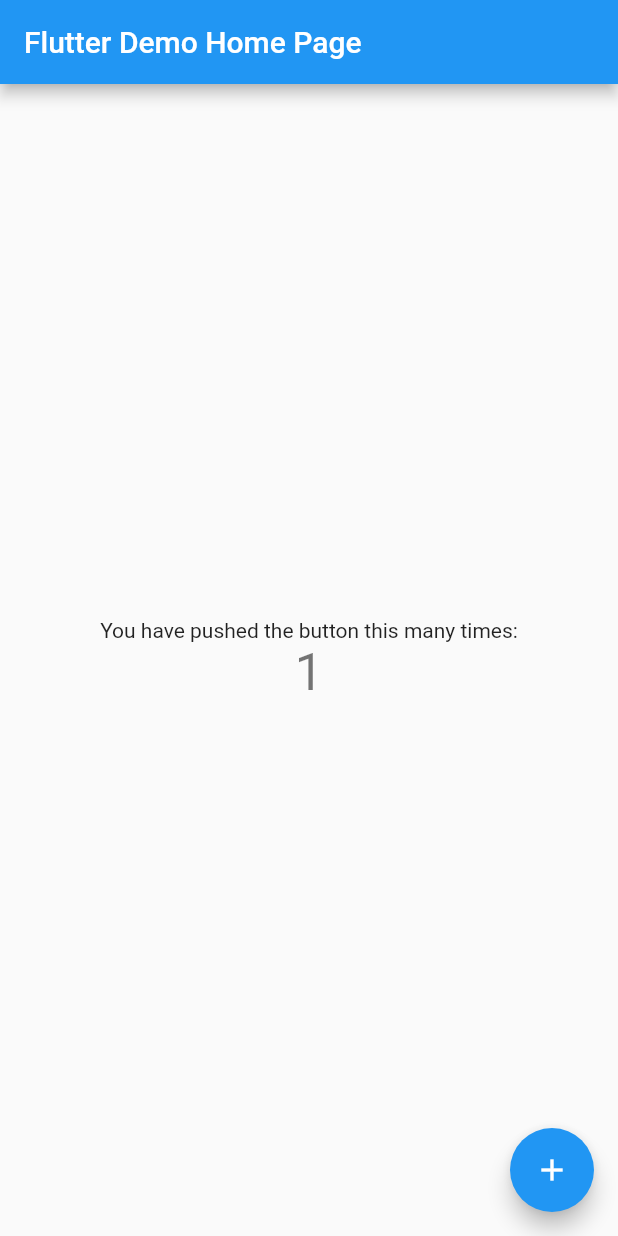
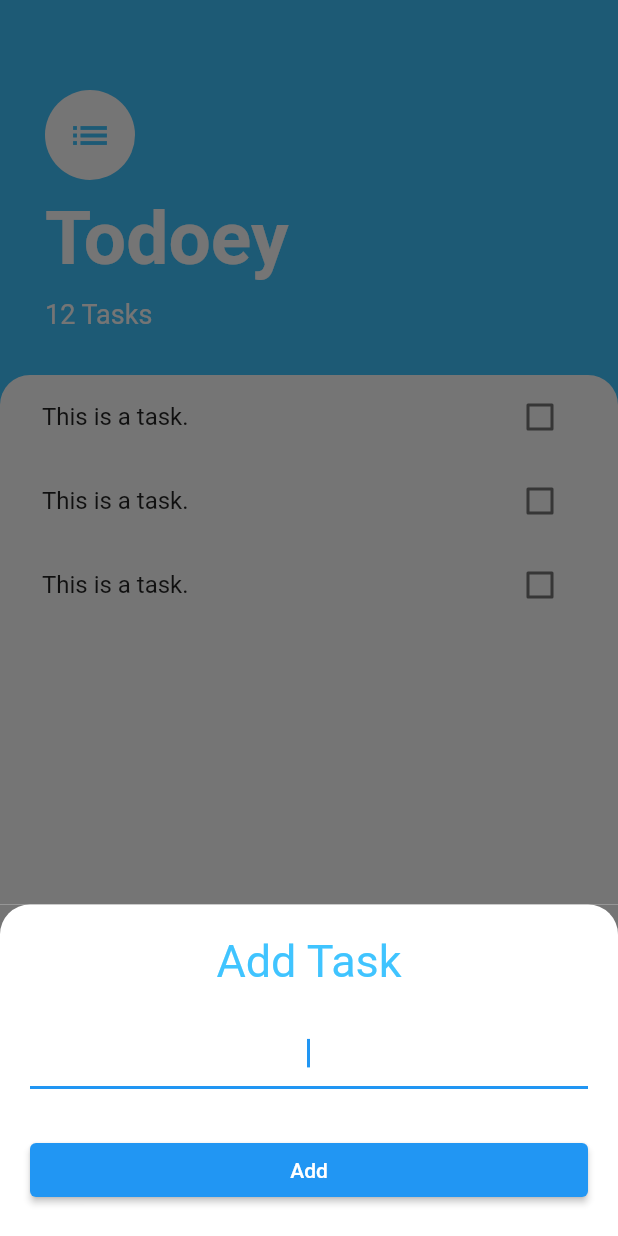
Before and after one commit to LHHan/bootcamp_todoey, a Flutter app: the screen it shows after launch, after a tap on the "add" icon, on a phone screen of 412 x 824 dp. Run offline on Flutter 3.47's test engine with Material 2 defaults, Android fonts, the phone set to English and light mode, and no system bars.

Commit message:
Designing Todoey app

```diff
--- a/lib/main.dart
+++ b/lib/main.dart
@@ -1,3 +1,4 @@
+import 'package:bootcamp_todoey/screens/task_screen.dart';
 import 'package:flutter/material.dart';
 
 void main() {
@@ -5,109 +6,10 @@
 }
 
 class MyApp extends StatelessWidget {
-  // This widget is the root of your application.
-  @override
-  Widget build(BuildContext context) {
-    return MaterialApp(
-      title: 'Flutter Demo',
-      theme: ThemeData(
-        // This is the theme of your application.
-        //
-        // Try running your application with "flutter run". You'll see the
-        // application has a blue toolbar. Then, without quitting the app, try
-        // changing the primarySwatch below to Colors.green and then invoke
-        // "hot reload" (press "r" in the console where you ran "flutter run",
-        // or simply save your changes to "hot reload" in a Flutter IDE).
-        // Notice that the counter didn't reset back to zero; the application
-        // is not restarted.
-        primarySwatch: Colors.blue,
-      ),
-      home: MyHomePage(title: 'Flutter Demo Home Page'),
-    );
-  }
-}
-
-class MyHomePage extends StatefulWidget {
-  MyHomePage({Key? key, required this.title}) : super(key: key);
-
-  // This widget is the home page of your application. It is stateful, meaning
-  // that it has a State object (defined below) that contains fields that affect
-  // how it looks.
-
-  // This class is the configuration for the state. It holds the values (in this
-  // case the title) provided by the parent (in this case the App widget) and
-  // used by the build method of the State. Fields in a Widget subclass are
-  // always marked "final".
-
-  final String title;
-
-  @override
-  _MyHomePageState createState() => _MyHomePageState();
-}
-
-class _MyHomePageState extends State<MyHomePage> {
-  int _counter = 0;
-
-  void _incrementCounter() {
-    setState(() {
-      // This call to setState tells the Flutter framework that something has
-      // changed in this State, which causes it to rerun the build method below
-      // so that the display can reflect the updated values. If we changed
-      // _counter without calling setState(), then the build method would not be
-      // called again, and so nothing would appear to happen.
-      _counter++;
-    });
-  }
+  const MyApp({Key? key}) : super(key: key);
 
   @override
   Widget build(BuildContext context) {
-    // This method is rerun every time setState is called, for instance as done
-    // by the _incrementCounter method above.
-    //
-    // The Flutter framework has been optimized to make rerunning build methods
-    // fast, so that you can just rebuild anything that needs updating rather
-    // than having to individually change instances of widgets.
-    return Scaffold(
-      appBar: AppBar(
-        // Here we take the value from the MyHomePage object that was created by
-        // the App.build method, and use it to set our appbar title.
-        title: Text(widget.title),
-      ),
-      body: Center(
-        // Center is a layout widget. It takes a single child and positions it
-        // in the middle of the parent.
-        child: Column(
-          // Column is also a layout widget. It takes a list of children and
-          // arranges them vertically. By default, it sizes itself to fit its
-          // children horizontally, and tries to be as tall as its parent.
-          //
-          // Invoke "debug painting" (press "p" in the console, choose the
-          // "Toggle Debug Paint" action from the Flutter Inspector in Android
-          // Studio, or the "Toggle Debug Paint" command in Visual Studio Code)
-          // to see the wireframe for each widget.
-          //
-          // Column has various properties to control how it sizes itself and
-          // how it positions its children. Here we use mainAxisAlignment to
-          // center the children vertically; the main axis here is the vertical
-          // axis because Columns are vertical (the cross axis would be
-          // horizontal).
-          mainAxisAlignment: MainAxisAlignment.center,
-          children: <Widget>[
-            Text(
-              'You have pushed the button this many times:',
-            ),
-            Text(
-              '$_counter',
-              style: Theme.of(context).textTheme.headline4,
-            ),
-          ],
-        ),
-      ),
-      floatingActionButton: FloatingActionButton(
-        onPressed: _incrementCounter,
-        tooltip: 'Increment',
-        child: Icon(Icons.add),
-      ), // This trailing comma makes auto-formatting nicer for build methods.
-    );
+    return MaterialApp(home: TaskScreen());
   }
 }
--- /dev/null
+++ b/lib/screens/add_task_screen.dart
@@ -0,0 +1,51 @@
+import 'package:flutter/material.dart';
+
+class AddTaskScreen extends StatelessWidget {
+  @override
+  Widget build(BuildContext context) {
+    return Container(
+      color: Color(0xFF757575),
+      child: Container(
+        padding: EdgeInsets.all(20.0),
+        decoration: BoxDecoration(
+          color: Colors.white,
+          borderRadius: BorderRadius.only(
+            topLeft: Radius.circular(20.0),
+            topRight: Radius.circular(20.0),
+          ),
+        ),
+        child: Column(
+          crossAxisAlignment: CrossAxisAlignment.stretch,
+          children: [
+            Text(
+              'Add Task',
+              style: TextStyle(
+                color: Colors.lightBlueAccent,
+                fontSize: 30.0,
+              ),
+              textAlign: TextAlign.center,
+            ),
+            SizedBox(
+              height: 20.0,
+            ),
+            TextField(
+              autofocus: true,
+              textAlign: TextAlign.center,
+            ),
+            SizedBox(
+              height: 30.0,
+            ),
+            ElevatedButton(
+              onPressed: () {},
+              child: Container(
+                child: Center(
+                  child: Text('Add'),
+                ),
+              ),
+            )
+          ],
+        ),
+      ),
+    );
+  }
+}
--- /dev/null
+++ b/lib/screens/task_screen.dart
@@ -0,0 +1,96 @@
+import 'package:bootcamp_todoey/screens/add_task_screen.dart';
+import 'package:bootcamp_todoey/widgets/tasks_list.dart';
+import 'package:flutter/material.dart';
+
+class TaskScreen extends StatefulWidget {
+  const TaskScreen({Key? key}) : super(key: key);
+
+  @override
+  _TaskScreenState createState() => _TaskScreenState();
+}
+
+class _TaskScreenState extends State<TaskScreen> {
+  @override
+  Widget build(BuildContext context) {
+    return Scaffold(
+      backgroundColor: Colors.lightBlueAccent,
+      floatingActionButton: FloatingActionButton(
+        onPressed: () {
+          showModalBottomSheet(
+            context: context,
+            isScrollControlled: true,
+            builder: (context) => SingleChildScrollView(
+              child: Container(
+                padding: EdgeInsets.only(
+                  bottom: MediaQuery.of(context).viewInsets.bottom,
+                ),
+                child: AddTaskScreen(),
+              ),
+            ),
+          );
+        },
+        child: Icon(
+          Icons.add,
+        ),
+        backgroundColor: Colors.lightBlueAccent,
+      ),
+      body: Column(
+        crossAxisAlignment: CrossAxisAlignment.start,
+        children: [
+          Container(
+            padding: EdgeInsets.only(
+                top: 60.0, left: 30.0, bottom: 30.0, right: 30.0),
+            child: Column(
+              crossAxisAlignment: CrossAxisAlignment.start,
+              children: [
+                CircleAvatar(
+                  backgroundColor: Colors.white,
+                  child: Icon(
+                    Icons.list,
+                    size: 30.0,
+                    color: Colors.lightBlueAccent,
+                  ),
+                  radius: 30.0,
+                ),
+                SizedBox(
+                  height: 10.0,
+                ),
+                Text(
+                  'Todoey',
+                  style: TextStyle(
+                    color: Colors.white,
+                    fontSize: 50.0,
+                    fontWeight: FontWeight.w700,
+                  ),
+                ),
+                SizedBox(
+                  height: 10.0,
+                ),
+                Text(
+                  '12 Tasks',
+                  style: TextStyle(
+                    color: Colors.white,
+                    fontSize: 18.0,
+                  ),
+                ),
+              ],
+            ),
+          ),
+          Expanded(
+            child: Container(
+              padding: EdgeInsets.symmetric(horizontal: 12.0),
+              decoration: BoxDecoration(
+                color: Colors.white,
+                borderRadius: BorderRadius.only(
+                  topLeft: Radius.circular(20.0),
+                  topRight: Radius.circular(20.0),
+                ),
+              ),
+              child: TasksList(),
+            ),
+          ),
+        ],
+      ),
+    );
+  }
+}
--- /dev/null
+++ b/lib/widgets/task_tile.dart
@@ -0,0 +1,46 @@
+import 'package:flutter/material.dart';
+
+class TaskTile extends StatefulWidget {
+  @override
+  _TaskTileState createState() => _TaskTileState();
+}
+
+class _TaskTileState extends State<TaskTile> {
+  bool isChecked = false;
+
+  @override
+  Widget build(BuildContext context) {
+    return ListTile(
+      title: Text(
+        'This is a task.',
+        style: TextStyle(
+          decoration: isChecked ? TextDecoration.lineThrough : null,
+        ),
+      ),
+      trailing: TaskCheckbox(
+          checkboxState: isChecked,
+          toggleCheckboxState: (bool? checkboxState) {
+            setState(() {
+              isChecked = checkboxState!;
+            });
+          }),
+    );
+  }
+}
+
+class TaskCheckbox extends StatelessWidget {
+  final bool checkboxState;
+  final Function(bool?) toggleCheckboxState;
+
+  TaskCheckbox(
+      {required this.checkboxState, required this.toggleCheckboxState});
+
+  @override
+  Widget build(BuildContext context) {
+    return Checkbox(
+      value: checkboxState,
+      activeColor: Colors.lightBlueAccent,
+      onChanged: toggleCheckboxState,
+    );
+  }
+}
--- /dev/null
+++ b/lib/widgets/tasks_list.dart
@@ -0,0 +1,15 @@
+import 'package:bootcamp_todoey/widgets/task_tile.dart';
+import 'package:flutter/material.dart';
+
+class TasksList extends StatelessWidget {
+  @override
+  Widget build(BuildContext context) {
+    return ListView(
+      children: [
+        TaskTile(),
+        TaskTile(),
+        TaskTile(),
+      ],
+    );
+  }
+}
```
